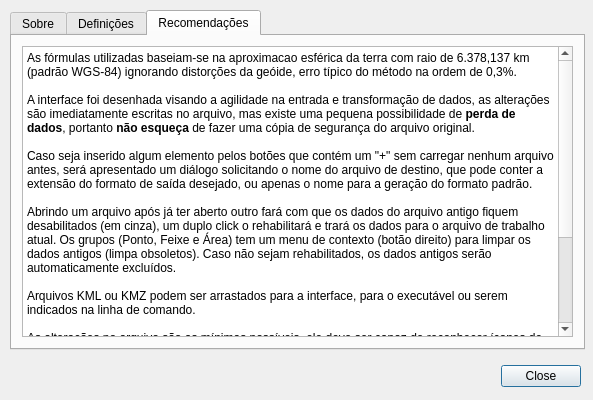
Old version of the form dialogs/aboutdialog.ui in the repository cragapito/qtkamal.
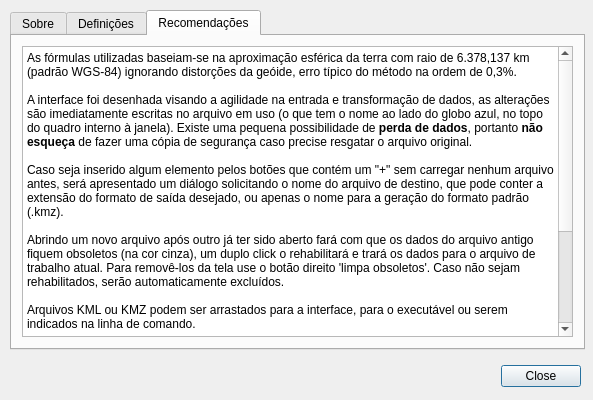
New version of the form. The open tabs and pages were chosen to show the change. Icons and pictures are not drawn.

Commit message: - Concluído tratamento de drag/drop em multiseleção. - O botão Ok alterado para Save na configuração. - Configurados itens de baixo nível para não responderem à seleção. - Adicionados comentários de observação. - Ajustado o texto de ajuda.

```diff
--- a/dialogs/aboutdialog.ui
+++ b/dialogs/aboutdialog.ui
@@ -212,20 +212,20 @@
 &lt;html&gt;&lt;head&gt;&lt;meta name=&quot;qrichtext&quot; content=&quot;1&quot; /&gt;&lt;style type=&quot;text/css&quot;&gt;
 p, li { white-space: pre-wrap; }
 &lt;/style&gt;&lt;/head&gt;&lt;body style=&quot; font-family:'Sans Serif'; font-size:9pt; font-weight:400; font-style:normal;&quot;&gt;
-&lt;p style=&quot; margin-top:0px; margin-bottom:0px; margin-left:0px; margin-right:0px; -qt-block-indent:0; text-indent:0px;&quot;&gt;&lt;span style=&quot; font-family:'Sans Serif';&quot;&gt;As fórmulas utilizadas baseiam-se na aproximacao esférica da terra com raio de 6.378,137 km (padrão WGS-84) ignorando distorções da geóide, erro típico do método na ordem de 0,3%.&lt;/span&gt;&lt;/p&gt;
-&lt;p style=&quot;-qt-paragraph-type:empty; margin-top:0px; margin-bottom:0px; margin-left:0px; margin-right:0px; -qt-block-indent:0; text-indent:0px; font-family:'Sans Serif';&quot;&gt;&lt;br /&gt;&lt;/p&gt;
-&lt;p style=&quot; margin-top:0px; margin-bottom:0px; margin-left:0px; margin-right:0px; -qt-block-indent:0; text-indent:0px;&quot;&gt;&lt;span style=&quot; font-family:'Sans Serif';&quot;&gt;A interface foi desenhada visando a agilidade na entrada e transformação de dados, as alterações são imediatamente escritas no arquivo, mas existe uma pequena possibilidade de &lt;/span&gt;&lt;span style=&quot; font-family:'Sans Serif'; font-weight:600;&quot;&gt;perda de dados&lt;/span&gt;&lt;span style=&quot; font-family:'Sans Serif';&quot;&gt;, portanto &lt;/span&gt;&lt;span style=&quot; font-family:'Sans Serif'; font-weight:600;&quot;&gt;não esqueça&lt;/span&gt;&lt;span style=&quot; font-family:'Sans Serif';&quot;&gt; de fazer uma cópia de segurança do arquivo original.&lt;/span&gt;&lt;/p&gt;
-&lt;p style=&quot;-qt-paragraph-type:empty; margin-top:0px; margin-bottom:0px; margin-left:0px; margin-right:0px; -qt-block-indent:0; text-indent:0px; font-family:'Sans Serif';&quot;&gt;&lt;br /&gt;&lt;/p&gt;
-&lt;p style=&quot; margin-top:0px; margin-bottom:0px; margin-left:0px; margin-right:0px; -qt-block-indent:0; text-indent:0px;&quot;&gt;&lt;span style=&quot; font-family:'Sans Serif';&quot;&gt;Caso seja inserido algum elemento pelos botões que contém um &amp;quot;+&amp;quot; sem carregar nenhum arquivo antes, será apresentado um diálogo solicitando o nome do arquivo de destino, que pode conter a extensão do formato de saída desejado, ou apenas o nome para a geração do formato padrão.&lt;/span&gt;&lt;/p&gt;
-&lt;p style=&quot;-qt-paragraph-type:empty; margin-top:0px; margin-bottom:0px; margin-left:0px; margin-right:0px; -qt-block-indent:0; text-indent:0px; font-family:'Sans Serif';&quot;&gt;&lt;br /&gt;&lt;/p&gt;
-&lt;p style=&quot; margin-top:0px; margin-bottom:0px; margin-left:0px; margin-right:0px; -qt-block-indent:0; text-indent:0px;&quot;&gt;&lt;span style=&quot; font-family:'Sans Serif';&quot;&gt;Abrindo um arquivo após já ter aberto outro fará com que os dados do arquivo antigo fiquem desabilitados (em cinza), um duplo click o rehabilitará e trará os dados para o arquivo de trabalho atual. Os grupos (Ponto, Feixe e Área) tem um menu de contexto (botão direito) para limpar os dados antigos (limpa obsoletos). Caso não sejam rehabilitados, os dados antigos serão automaticamente excluídos.&lt;/span&gt;&lt;/p&gt;
-&lt;p style=&quot;-qt-paragraph-type:empty; margin-top:0px; margin-bottom:0px; margin-left:0px; margin-right:0px; -qt-block-indent:0; text-indent:0px; font-family:'Sans Serif';&quot;&gt;&lt;br /&gt;&lt;/p&gt;
-&lt;p style=&quot; margin-top:0px; margin-bottom:0px; margin-left:0px; margin-right:0px; -qt-block-indent:0; text-indent:0px;&quot;&gt;&lt;span style=&quot; font-family:'Sans Serif';&quot;&gt;Arquivos KML ou KMZ podem ser arrastados para a interface, para o executável ou serem indicados na linha de comando.&lt;/span&gt;&lt;/p&gt;
-&lt;p style=&quot;-qt-paragraph-type:empty; margin-top:0px; margin-bottom:0px; margin-left:0px; margin-right:0px; -qt-block-indent:0; text-indent:0px; font-family:'Sans Serif';&quot;&gt;&lt;br /&gt;&lt;/p&gt;
-&lt;p style=&quot; margin-top:0px; margin-bottom:0px; margin-left:0px; margin-right:0px; -qt-block-indent:0; text-indent:0px;&quot;&gt;&lt;span style=&quot; font-family:'Sans Serif';&quot;&gt;As alterações no arquivo são as mínimas possíveis, ele deve ser capaz de reconhecer ícones de &lt;/span&gt;&lt;span style=&quot; font-family:'Sans Serif'; font-weight:600;&quot;&gt;pontos&lt;/span&gt;&lt;span style=&quot; font-family:'Sans Serif';&quot;&gt; acrescentadas ou alteradas por um browser terrestre como o GoogleEarth®. Os itens podem ser promovidos e demovidos, ou seja, arrastados para outro grupo (Ponto, Feixe ou Área), e neste caso serão redefinidos para estilos pré-formatados. Podem também ser &lt;/span&gt;&lt;span style=&quot; font-family:'Sans Serif'; font-weight:600;&quot;&gt;copiados&lt;/span&gt;&lt;span style=&quot; font-family:'Sans Serif';&quot;&gt; segurando-se a tecla &amp;lt;Ctrl&amp;gt; enquando são arrastados.&lt;/span&gt;&lt;/p&gt;
-&lt;p style=&quot;-qt-paragraph-type:empty; margin-top:0px; margin-bottom:0px; margin-left:0px; margin-right:0px; -qt-block-indent:0; text-indent:0px; font-family:'Sans Serif';&quot;&gt;&lt;br /&gt;&lt;/p&gt;
-&lt;p style=&quot; margin-top:0px; margin-bottom:0px; margin-left:0px; margin-right:0px; -qt-block-indent:0; text-indent:0px;&quot;&gt;&lt;span style=&quot; font-family:'Sans Serif';&quot;&gt;Os itens de área são aproximações para polígonos e podem conter erros de posicionamento (quanto mais pontos, menores os erros). A definição do polígono é sempre recalculada, alterações feitas fora do programa serão sobreescritas.&lt;/span&gt;&lt;/p&gt;
-&lt;p style=&quot;-qt-paragraph-type:empty; margin-top:0px; margin-bottom:0px; margin-left:0px; margin-right:0px; -qt-block-indent:0; text-indent:0px; font-family:'Sans Serif';&quot;&gt;&lt;br /&gt;&lt;/p&gt;&lt;/body&gt;&lt;/html&gt;</string>
+&lt;p style=&quot; margin-top:0px; margin-bottom:0px; margin-left:0px; margin-right:0px; -qt-block-indent:0; text-indent:0px;&quot;&gt;As fórmulas utilizadas baseiam-se na aproximação esférica da terra com raio de 6.378,137 km (padrão WGS-84) ignorando distorções da geóide, erro típico do método na ordem de 0,3%.&lt;/p&gt;
+&lt;p style=&quot;-qt-paragraph-type:empty; margin-top:0px; margin-bottom:0px; margin-left:0px; margin-right:0px; -qt-block-indent:0; text-indent:0px;&quot;&gt;&lt;br /&gt;&lt;/p&gt;
+&lt;p style=&quot; margin-top:0px; margin-bottom:0px; margin-left:0px; margin-right:0px; -qt-block-indent:0; text-indent:0px;&quot;&gt;A interface foi desenhada visando a agilidade na entrada e transformação de dados, as alterações são imediatamente escritas no arquivo em uso (o que tem o nome ao lado do globo azul, no topo do quadro interno à janela). Existe uma pequena possibilidade de &lt;span style=&quot; font-weight:600;&quot;&gt;perda de dados&lt;/span&gt;, portanto &lt;span style=&quot; font-weight:600;&quot;&gt;não esqueça&lt;/span&gt; de fazer uma cópia de segurança caso precise resgatar o arquivo original.&lt;/p&gt;
+&lt;p style=&quot;-qt-paragraph-type:empty; margin-top:0px; margin-bottom:0px; margin-left:0px; margin-right:0px; -qt-block-indent:0; text-indent:0px;&quot;&gt;&lt;br /&gt;&lt;/p&gt;
+&lt;p style=&quot; margin-top:0px; margin-bottom:0px; margin-left:0px; margin-right:0px; -qt-block-indent:0; text-indent:0px;&quot;&gt;Caso seja inserido algum elemento pelos botões que contém um &amp;quot;+&amp;quot; sem carregar nenhum arquivo antes, será apresentado um diálogo solicitando o nome do arquivo de destino, que pode conter a extensão do formato de saída desejado, ou apenas o nome para a geração do formato padrão (.kmz).&lt;/p&gt;
+&lt;p style=&quot;-qt-paragraph-type:empty; margin-top:0px; margin-bottom:0px; margin-left:0px; margin-right:0px; -qt-block-indent:0; text-indent:0px;&quot;&gt;&lt;br /&gt;&lt;/p&gt;
+&lt;p style=&quot; margin-top:0px; margin-bottom:0px; margin-left:0px; margin-right:0px; -qt-block-indent:0; text-indent:0px;&quot;&gt;Abrindo um novo arquivo após outro já ter sido aberto fará com que os dados do arquivo antigo fiquem obsoletos (na cor cinza), um duplo click o rehabilitará e trará os dados para o arquivo de trabalho atual. Para removê-los da tela use o botão direito 'limpa obsoletos'. Caso não sejam rehabilitados, serão automaticamente excluídos.&lt;/p&gt;
+&lt;p style=&quot;-qt-paragraph-type:empty; margin-top:0px; margin-bottom:0px; margin-left:0px; margin-right:0px; -qt-block-indent:0; text-indent:0px;&quot;&gt;&lt;br /&gt;&lt;/p&gt;
+&lt;p style=&quot; margin-top:0px; margin-bottom:0px; margin-left:0px; margin-right:0px; -qt-block-indent:0; text-indent:0px;&quot;&gt;Arquivos KML ou KMZ podem ser arrastados para a interface, para o executável ou serem indicados na linha de comando.&lt;/p&gt;
+&lt;p style=&quot;-qt-paragraph-type:empty; margin-top:0px; margin-bottom:0px; margin-left:0px; margin-right:0px; -qt-block-indent:0; text-indent:0px;&quot;&gt;&lt;br /&gt;&lt;/p&gt;
+&lt;p style=&quot; margin-top:0px; margin-bottom:0px; margin-left:0px; margin-right:0px; -qt-block-indent:0; text-indent:0px;&quot;&gt;As alterações no arquivo são as mínimas possíveis, ele deve ser capaz de reconhecer ícones de &lt;span style=&quot; font-weight:600;&quot;&gt;pontos&lt;/span&gt; acrescentadas ou alteradas por um browser terrestre como o GoogleEarth®. Os itens podem ser promovidos e demovidos, ou seja, arrastados para outro grupo (Ponto, Feixe ou Área), e neste caso serão redefinidos para estilos pré-formatados. Podem também ser &lt;span style=&quot; font-weight:600;&quot;&gt;copiados&lt;/span&gt; segurando-se a tecla &amp;lt;Ctrl&amp;gt; enquando são arrastados.&lt;/p&gt;
+&lt;p style=&quot;-qt-paragraph-type:empty; margin-top:0px; margin-bottom:0px; margin-left:0px; margin-right:0px; -qt-block-indent:0; text-indent:0px;&quot;&gt;&lt;br /&gt;&lt;/p&gt;
+&lt;p style=&quot; margin-top:0px; margin-bottom:0px; margin-left:0px; margin-right:0px; -qt-block-indent:0; text-indent:0px;&quot;&gt;Os itens de área são aproximações para polígonos e podem conter erros de posicionamento (quanto mais pontos, menores os erros). A definição do polígono é sempre recalculada, alterações neste polígono feitas fora do programa serão sobreescritas.&lt;/p&gt;
+&lt;p style=&quot;-qt-paragraph-type:empty; margin-top:0px; margin-bottom:0px; margin-left:0px; margin-right:0px; -qt-block-indent:0; text-indent:0px;&quot;&gt;&lt;br /&gt;&lt;/p&gt;&lt;/body&gt;&lt;/html&gt;</string>
      </property>
     </widget>
    </widget>
```
Left out of the diff: 30 changed lines with no effect on the pictures. The commit also changes 9 other files.
